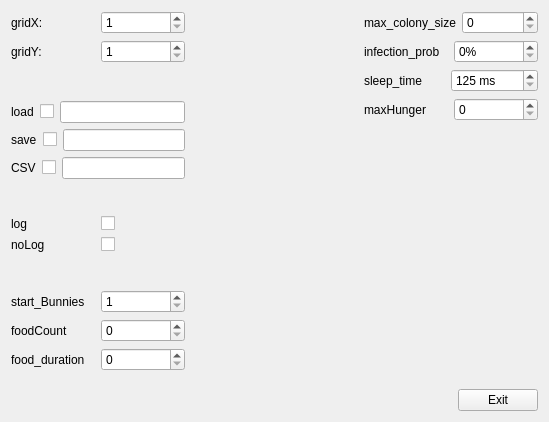
Qt form BunnyVisual/SettingsWindow.ui (Mayerch1/BunnyVisual) before a commit.
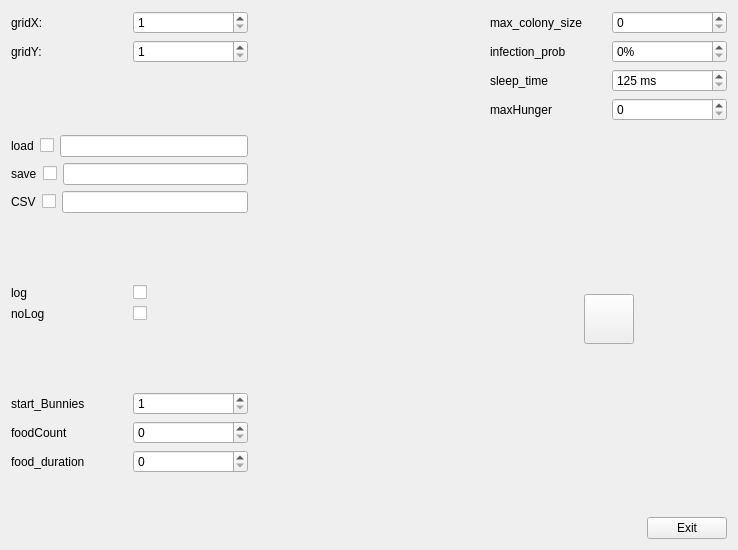
The same form after that commit. Icons and pictures are not drawn.

Commit message: +Stop/Resume button

```diff
--- a/BunnyVisual/SettingsWindow.ui
+++ b/BunnyVisual/SettingsWindow.ui
@@ -6,14 +6,14 @@
    <rect>
     <x>0</x>
     <y>0</y>
-    <width>549</width>
-    <height>422</height>
+    <width>738</width>
+    <height>550</height>
    </rect>
   </property>
   <property name="windowTitle">
    <string>SettingsWindow</string>
   </property>
-  <layout class="QHBoxLayout" name="horizontalLayout_16">
+  <layout class="QHBoxLayout" name="horizontalLayout_17">
    <item>
     <layout class="QVBoxLayout" name="verticalLayout_2">
      <item>
@@ -371,7 +371,7 @@
     </spacer>
    </item>
    <item>
-    <layout class="QVBoxLayout" name="verticalLayout_7">
+    <layout class="QVBoxLayout" name="verticalLayout_6">
      <item>
       <layout class="QVBoxLayout" name="verticalLayout_5">
        <item>
@@ -480,6 +480,84 @@
        </item>
       </layout>
      </item>
+     <item>
+      <spacer name="verticalSpacer_6">
+       <property name="orientation">
+        <enum>Qt::Vertical</enum>
+       </property>
+       <property name="sizeHint" stdset="0">
+        <size>
+         <width>20</width>
+         <height>17</height>
+        </size>
+       </property>
+      </spacer>
+     </item>
+     <item>
+      <layout class="QHBoxLayout" name="horizontalLayout_16">
+       <item>
+        <spacer name="horizontalSpacer_3">
+         <property name="orientation">
+          <enum>Qt::Horizontal</enum>
+         </property>
+         <property name="sizeHint" stdset="0">
+          <size>
+           <width>40</width>
+           <height>20</height>
+          </size>
+         </property>
+        </spacer>
+       </item>
+       <item>
+        <widget class="QPushButton" name="btnDonate">
+         <property name="sizePolicy">
+          <sizepolicy hsizetype="Fixed" vsizetype="Fixed">
+           <horstretch>0</horstretch>
+           <verstretch>0</verstretch>
+          </sizepolicy>
+         </property>
+         <property name="minimumSize">
+          <size>
+           <width>50</width>
+           <height>50</height>
+          </size>
+         </property>
+         <property name="maximumSize">
+          <size>
+           <width>50</width>
+           <height>50</height>
+          </size>
+         </property>
+         <property name="text">
+          <string/>
+         </property>
+         <property name="icon">
+          <iconset>
+           <normaloff>Resources/Paypal.png</normaloff>Resources/Paypal.png</iconset>
+         </property>
+         <property name="iconSize">
+          <size>
+           <width>50</width>
+           <height>50</height>
+          </size>
+         </property>
+        </widget>
+       </item>
+       <item>
+        <spacer name="horizontalSpacer_4">
+         <property name="orientation">
+          <enum>Qt::Horizontal</enum>
+         </property>
+         <property name="sizeHint" stdset="0">
+          <size>
+           <width>40</width>
+           <height>20</height>
+          </size>
+         </property>
+        </spacer>
+       </item>
+      </layout>
+     </item>
      <item>
       <spacer name="verticalSpacer_4">
        <property name="orientation">
@@ -488,7 +566,7 @@
        <property name="sizeHint" stdset="0">
         <size>
          <width>20</width>
-         <height>188</height>
+         <height>158</height>
         </size>
        </property>
       </spacer>
@@ -497,6 +575,12 @@
       <layout class="QHBoxLayout" name="horizontalLayout_14">
        <item>
         <spacer name="horizontalSpacer_2">
+         <property name="sizePolicy">
+          <sizepolicy hsizetype="Minimum" vsizetype="Minimum">
+           <horstretch>0</horstretch>
+           <verstretch>0</verstretch>
+          </sizepolicy>
+         </property>
          <property name="orientation">
           <enum>Qt::Horizontal</enum>
          </property>
@@ -510,6 +594,12 @@
        </item>
        <item>
         <widget class="QPushButton" name="btnExit">
+         <property name="sizePolicy">
+          <sizepolicy hsizetype="Minimum" vsizetype="Minimum">
+           <horstretch>0</horstretch>
+           <verstretch>0</verstretch>
+          </sizepolicy>
+         </property>
          <property name="text">
           <string>Exit</string>
          </property>
```
The commit also changes 13 other files.
